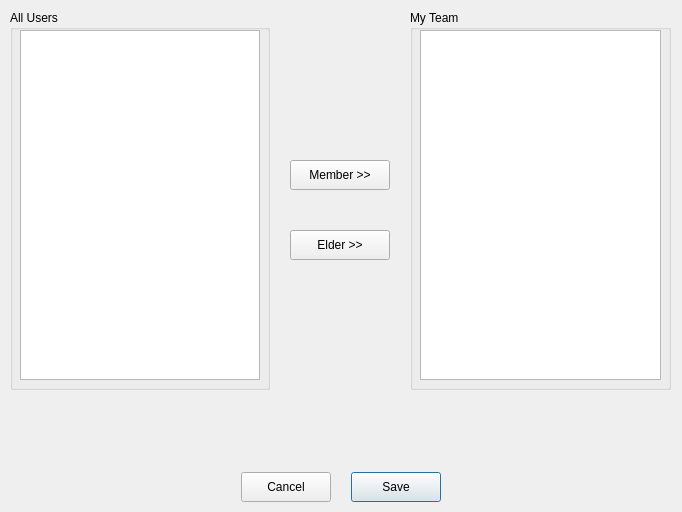
Old version of the form addmemberwindow.ui in the repository AP-projects-4001/-.
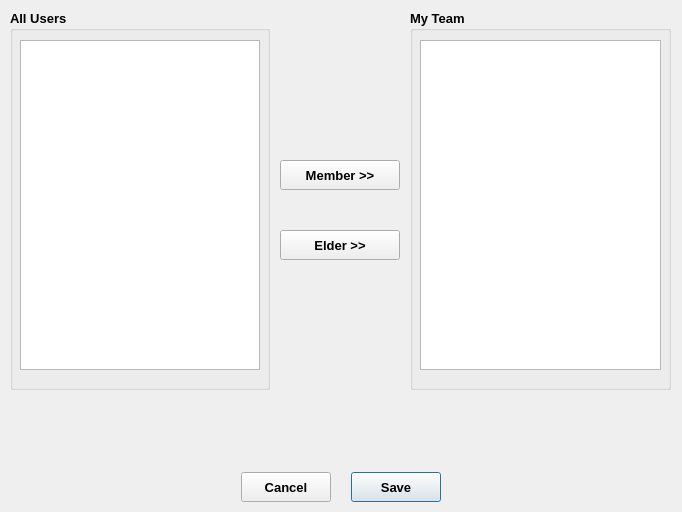
New version of the form.

```diff
--- a/addmemberwindow.ui
+++ b/addmemberwindow.ui
@@ -34,6 +34,13 @@
      <height>380</height>
     </rect>
    </property>
+   <property name="font">
+    <font>
+     <pointsize>10</pointsize>
+     <weight>75</weight>
+     <bold>true</bold>
+    </font>
+   </property>
    <property name="title">
     <string>All Users</string>
    </property>
@@ -41,9 +48,9 @@
     <property name="geometry">
      <rect>
       <x>10</x>
-      <y>20</y>
+      <y>30</y>
       <width>240</width>
-      <height>350</height>
+      <height>330</height>
      </rect>
     </property>
    </widget>
@@ -57,6 +64,13 @@
      <height>380</height>
     </rect>
    </property>
+   <property name="font">
+    <font>
+     <pointsize>10</pointsize>
+     <weight>75</weight>
+     <bold>true</bold>
+    </font>
+   </property>
    <property name="title">
     <string>My Team</string>
    </property>
@@ -64,9 +78,9 @@
     <property name="geometry">
      <rect>
       <x>10</x>
-      <y>20</y>
+      <y>30</y>
       <width>241</width>
-      <height>350</height>
+      <height>330</height>
      </rect>
     </property>
    </widget>
@@ -80,6 +94,19 @@
      <height>30</height>
     </rect>
    </property>
+   <property name="font">
+    <font>
+     <pointsize>10</pointsize>
+     <weight>75</weight>
+     <bold>true</bold>
+    </font>
+   </property>
+   <property name="cursor">
+    <cursorShape>PointingHandCursor</cursorShape>
+   </property>
+   <property name="focusPolicy">
+    <enum>Qt::ClickFocus</enum>
+   </property>
    <property name="text">
     <string>Save</string>
    </property>
@@ -93,6 +120,16 @@
      <height>30</height>
     </rect>
    </property>
+   <property name="font">
+    <font>
+     <pointsize>10</pointsize>
+     <weight>75</weight>
+     <bold>true</bold>
+    </font>
+   </property>
+   <property name="cursor">
+    <cursorShape>PointingHandCursor</cursorShape>
+   </property>
    <property name="text">
     <string>Cancel</string>
    </property>
@@ -100,12 +137,22 @@
   <widget class="QPushButton" name="add_member_button">
    <property name="geometry">
     <rect>
-     <x>290</x>
+     <x>280</x>
      <y>160</y>
-     <width>100</width>
+     <width>120</width>
      <height>30</height>
     </rect>
    </property>
+   <property name="font">
+    <font>
+     <pointsize>10</pointsize>
+     <weight>75</weight>
+     <bold>true</bold>
+    </font>
+   </property>
+   <property name="cursor">
+    <cursorShape>PointingHandCursor</cursorShape>
+   </property>
    <property name="text">
     <string>Member &gt;&gt;</string>
    </property>
@@ -113,12 +160,22 @@
   <widget class="QPushButton" name="add_elder_button">
    <property name="geometry">
     <rect>
-     <x>290</x>
+     <x>280</x>
      <y>230</y>
-     <width>100</width>
+     <width>120</width>
      <height>30</height>
     </rect>
    </property>
+   <property name="font">
+    <font>
+     <pointsize>10</pointsize>
+     <weight>75</weight>
+     <bold>true</bold>
+    </font>
+   </property>
+   <property name="cursor">
+    <cursorShape>PointingHandCursor</cursorShape>
+   </property>
    <property name="text">
     <string>Elder &gt;&gt;</string>
    </property>
```
Left out of the diff: 3 changed lines with no effect on the pictures.
